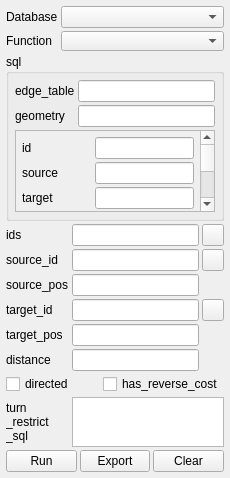
This is ui_pgRoutingLayer.ui in anitagraser/pgRoutingLayer as Qt 5 draws it before an edit. The edited form follows.
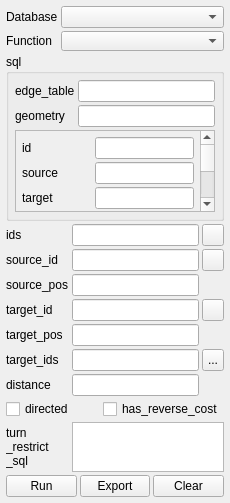
This is the edited form. Icons and pictures are not drawn.

Patch:
```diff
--- a/ui_pgRoutingLayer.ui
+++ b/ui_pgRoutingLayer.ui
@@ -7,7 +7,7 @@
     <x>0</x>
     <y>0</y>
     <width>230</width>
-    <height>478</height>
+    <height>503</height>
    </rect>
   </property>
   <property name="windowTitle">
@@ -501,7 +501,7 @@
         </property>
        </widget>
       </item>
-      <item row="5" column="1">
+      <item row="6" column="1">
        <widget class="QLineEdit" name="lineEditDistance">
         <property name="maximumSize">
          <size>
@@ -514,7 +514,7 @@
         </property>
        </widget>
       </item>
-      <item row="5" column="0">
+      <item row="6" column="0">
        <widget class="QLabel" name="labelDistance">
         <property name="locale">
          <locale language="English" country="UnitedStates"/>
@@ -534,16 +534,6 @@
         </property>
        </widget>
       </item>
-      <item row="4" column="0">
-       <widget class="QLabel" name="labelTargetPos">
-        <property name="locale">
-         <locale language="English" country="UnitedStates"/>
-        </property>
-        <property name="text">
-         <string>target_pos</string>
-        </property>
-       </widget>
-      </item>
       <item row="2" column="1">
        <widget class="QLineEdit" name="lineEditSourcePos">
         <property name="locale">
@@ -551,14 +541,7 @@
         </property>
        </widget>
       </item>
-      <item row="4" column="1">
-       <widget class="QLineEdit" name="lineEditTargetPos">
-        <property name="locale">
-         <locale language="English" country="UnitedStates"/>
-        </property>
-       </widget>
-      </item>
-      <item row="7" column="0">
+      <item row="8" column="0">
        <widget class="QLabel" name="labelTurnRestrictSql">
         <property name="locale">
          <locale language="English" country="UnitedStates"/>
@@ -570,7 +553,7 @@
         </property>
        </widget>
       </item>
-      <item row="6" column="0" colspan="3">
+      <item row="7" column="0" colspan="3">
        <layout class="QHBoxLayout" name="horizontalLayoutOption2">
         <property name="spacing">
          <number>3</number>
@@ -618,7 +601,7 @@
         </item>
        </layout>
       </item>
-      <item row="7" column="1" colspan="2">
+      <item row="8" column="1" colspan="2">
        <widget class="QPlainTextEdit" name="plainTextEditTurnRestrictSql">
         <property name="sizePolicy">
          <sizepolicy hsizetype="Expanding" vsizetype="Maximum">
@@ -637,6 +620,59 @@
         </property>
        </widget>
       </item>
+      <item row="5" column="0">
+       <widget class="QLabel" name="labelTargetIds">
+        <property name="text">
+         <string>target_ids</string>
+        </property>
+       </widget>
+      </item>
+      <item row="5" column="1">
+       <widget class="QLineEdit" name="lineEditTargetIds"/>
+      </item>
+      <item row="5" column="2">
+       <widget class="QToolButton" name="buttonSelectTargetIds">
+        <property name="sizePolicy">
+         <sizepolicy hsizetype="Preferred" vsizetype="Preferred">
+          <horstretch>0</horstretch>
+          <verstretch>0</verstretch>
+         </sizepolicy>
+        </property>
+        <property name="maximumSize">
+         <size>
+          <width>22</width>
+          <height>22</height>
+         </size>
+        </property>
+        <property name="text">
+         <string>...</string>
+        </property>
+        <property name="icon">
+         <iconset>
+          <normaloff>icons/add.png</normaloff>icons/add.png</iconset>
+        </property>
+        <property name="checkable">
+         <bool>true</bool>
+        </property>
+       </widget>
+      </item>
+      <item row="4" column="0">
+       <widget class="QLabel" name="labelTargetPos">
+        <property name="locale">
+         <locale language="English" country="UnitedStates"/>
+        </property>
+        <property name="text">
+         <string>target_pos</string>
+        </property>
+       </widget>
+      </item>
+      <item row="4" column="1">
+       <widget class="QLineEdit" name="lineEditTargetPos">
+        <property name="locale">
+         <locale language="English" country="UnitedStates"/>
+        </property>
+       </widget>
+      </item>
      </layout>
     </item>
     <item>
```
Left out of the diff: 2 changed lines with no effect on the pictures.
